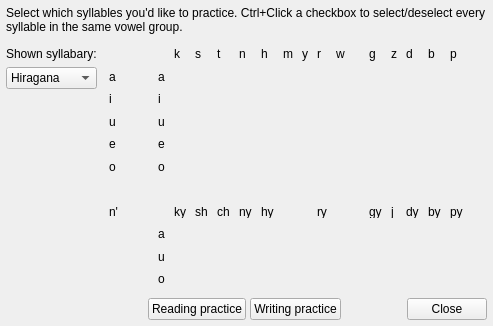
First picture: the form in kanapracticesettingsform.ui, repository z1dev/zkanji, before the edit.
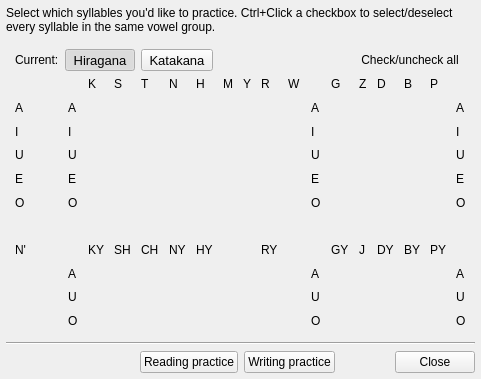
Second picture: the form after the edit. The open tabs and pages were chosen to show the change. Icons and pictures are not drawn.

Commit message: Updated the kana practice settings dialog. And added a checkall button.

The edit to the form file:
```diff
--- a/kanapracticesettingsform.ui
+++ b/kanapracticesettingsform.ui
@@ -6,8 +6,8 @@
    <rect>
     <x>0</x>
     <y>0</y>
-    <width>492</width>
-    <height>326</height>
+    <width>433</width>
+    <height>379</height>
    </rect>
   </property>
   <property name="sizePolicy">
@@ -20,10 +20,7 @@
    <string>zkanji</string>
   </property>
   <widget class="QWidget" name="centralwidget">
-   <layout class="QVBoxLayout" name="verticalLayout" stretch="0,1,0">
-    <property name="spacing">
-     <number>4</number>
-    </property>
+   <layout class="QVBoxLayout" name="verticalLayout">
     <property name="leftMargin">
      <number>6</number>
     </property>
@@ -48,23 +45,113 @@
     </item>
     <item>
      <widget class="QWidget" name="widget" native="true">
-      <layout class="QGridLayout" name="gridLayout_2">
+      <layout class="QVBoxLayout" name="verticalLayout_4">
+       <item>
+        <layout class="QHBoxLayout" name="horizontalLayout_3">
+         <item>
+          <widget class="QLabel" name="label_116">
+           <property name="text">
+            <string>Current:</string>
+           </property>
+          </widget>
+         </item>
+         <item>
+          <widget class="QToolButton" name="hiraButton">
+           <property name="font">
+            <font>
+             <pointsize>10</pointsize>
+            </font>
+           </property>
+           <property name="text">
+            <string>Hiragana</string>
+           </property>
+           <property name="checkable">
+            <bool>true</bool>
+           </property>
+           <property name="checked">
+            <bool>true</bool>
+           </property>
+           <property name="autoExclusive">
+            <bool>true</bool>
+           </property>
+          </widget>
+         </item>
+         <item>
+          <widget class="QToolButton" name="kataButton">
+           <property name="font">
+            <font>
+             <pointsize>10</pointsize>
+            </font>
+           </property>
+           <property name="text">
+            <string>Katakana</string>
+           </property>
+           <property name="checkable">
+            <bool>true</bool>
+           </property>
+           <property name="autoExclusive">
+            <bool>true</bool>
+           </property>
+          </widget>
+         </item>
+         <item>
+          <spacer name="horizontalSpacer_3">
+           <property name="orientation">
+            <enum>Qt::Horizontal</enum>
+           </property>
+           <property name="sizeHint" stdset="0">
+            <size>
+             <width>40</width>
+             <height>20</height>
+            </size>
+           </property>
+          </spacer>
+         </item>
+         <item>
+          <widget class="QToolButton" name="checkButton">
+           <property name="text">
+            <string>Check/uncheck all</string>
+           </property>
+           <property name="icon">
+            <iconset resource="Resources/resources.qrc">
+             <normaloff>:/checkall.svg</normaloff>:/checkall.svg</iconset>
+           </property>
+           <property name="iconSize">
+            <size>
+             <width>18</width>
+             <height>18</height>
+            </size>
+           </property>
+           <property name="autoRaise">
+            <bool>true</bool>
+           </property>
+          </widget>
+         </item>
+        </layout>
+       </item>
+       <item>
+        <widget class="QStackedWidget" name="stack">
+         <property name="currentIndex">
+          <number>0</number>
+         </property>
+         <widget class="QWidget" name="hiraPage">
+          <layout class="QVBoxLayout" name="verticalLayout_2">
        <property name="leftMargin">
         <number>0</number>
        </property>
        <property name="rightMargin">
-        <number>9</number>
-       </property>
-       <property name="horizontalSpacing">
-        <number>12</number>
-       </property>
-       <item row="0" column="1" rowspan="3">
-        <layout class="QGridLayout" name="gridLayout">
+            <number>0</number>
+           </property>
+           <property name="bottomMargin">
+            <number>0</number>
+           </property>
+           <item>
+            <layout class="QGridLayout" name="hiraLayout">
          <property name="spacing">
-          <number>9</number>
-         </property>
-         <item row="8" column="3">
-          <widget class="QLabel" name="label_30">
+              <number>10</number>
+             </property>
+             <item row="6" column="1">
+              <widget class="QLabel" name="label_33">
            <property name="text">
             <string>a</string>
            </property>
@@ -118,19 +205,6 @@
            </property>
           </widget>
          </item>
-         <item row="0" column="13">
-          <spacer name="verticalSpacer_2">
-           <property name="orientation">
-            <enum>Qt::Vertical</enum>
-           </property>
-           <property name="sizeHint" stdset="0">
-            <size>
-             <width>15</width>
-             <height>5</height>
-            </size>
-           </property>
-          </spacer>
-         </item>
          <item row="9" column="3">
           <widget class="QLabel" name="label_44">
            <property name="text">
@@ -243,18 +317,12 @@
            </property>
           </widget>
          </item>
-         <item row="0" column="19">
-          <spacer name="verticalSpacer">
-           <property name="orientation">
-            <enum>Qt::Vertical</enum>
-           </property>
-           <property name="sizeHint" stdset="0">
-            <size>
-             <width>15</width>
-             <height>5</height>
-            </size>
-           </property>
-          </spacer>
+             <item row="0" column="18">
+              <widget class="QLabel" name="label_16">
+               <property name="text">
+                <string>p</string>
+               </property>
+              </widget>
          </item>
          <item row="0" column="14">
           <widget class="QLabel" name="label_12">
@@ -389,49 +457,490 @@
            </property>
           </widget>
          </item>
-        </layout>
-       </item>
-       <item row="0" column="0">
+             <item row="8" column="19">
+              <widget class="QLabel" name="label_111">
+               <property name="text">
+                <string>a</string>
+               </property>
+              </widget>
+             </item>
+             <item row="5" column="13">
+              <widget class="QLabel" name="label_108">
+               <property name="text">
+                <string>o</string>
+               </property>
+              </widget>
+             </item>
+             <item row="10" column="19">
+              <widget class="QLabel" name="label_115">
+               <property name="text">
+                <string>o</string>
+               </property>
+              </widget>
+             </item>
+             <item row="9" column="19">
+              <widget class="QLabel" name="label_113">
+               <property name="text">
+                <string>u</string>
+               </property>
+              </widget>
+             </item>
+             <item row="10" column="13">
+              <widget class="QLabel" name="label_114">
+               <property name="text">
+                <string>o</string>
+               </property>
+              </widget>
+             </item>
+            </layout>
+           </item>
+          </layout>
+         </widget>
+         <widget class="QWidget" name="kataPage">
+          <layout class="QVBoxLayout" name="verticalLayout_3">
+           <property name="leftMargin">
+            <number>0</number>
+           </property>
+           <property name="topMargin">
+            <number>0</number>
+           </property>
+           <property name="rightMargin">
+            <number>0</number>
+           </property>
+           <property name="bottomMargin">
+            <number>0</number>
+           </property>
+           <item>
+            <layout class="QGridLayout" name="kataLayout">
+             <property name="spacing">
+              <number>10</number>
+             </property>
+             <item row="8" column="3">
+              <widget class="QLabel" name="label_34">
+               <property name="text">
+                <string>A</string>
+               </property>
+              </widget>
+             </item>
+             <item row="7" column="16">
+              <widget class="QLabel" name="label_35">
+               <property name="text">
+                <string>DY</string>
+               </property>
+              </widget>
+             </item>
+             <item row="10" column="3">
+              <widget class="QLabel" name="label_47">
+               <property name="text">
+                <string>O</string>
+               </property>
+              </widget>
+             </item>
+             <item row="7" column="18">
+              <widget class="QLabel" name="label_36">
+               <property name="text">
+                <string>PY</string>
+               </property>
+              </widget>
+             </item>
+             <item row="1" column="2">
+              <spacer name="verticalSpacer_4">
+               <property name="orientation">
+                <enum>Qt::Vertical</enum>
+               </property>
+               <property name="sizeHint" stdset="0">
+                <size>
+                 <width>15</width>
+                 <height>5</height>
+                </size>
+               </property>
+              </spacer>
+             </item>
+             <item row="7" column="17">
+              <widget class="QLabel" name="label_37">
+               <property name="text">
+                <string>BY</string>
+               </property>
+              </widget>
+             </item>
+             <item row="1" column="0">
+              <widget class="QLabel" name="label_38">
+               <property name="text">
+                <string>A</string>
+               </property>
+              </widget>
+             </item>
+             <item row="9" column="3">
+              <widget class="QLabel" name="label_45">
+               <property name="text">
+                <string>U</string>
+               </property>
+              </widget>
+             </item>
+             <item row="5" column="0">
+              <widget class="QLabel" name="label_52">
+               <property name="text">
+                <string>O</string>
+               </property>
+              </widget>
+             </item>
+             <item row="3" column="0">
+              <widget class="QLabel" name="label_53">
+               <property name="text">
+                <string>U</string>
+               </property>
+              </widget>
+             </item>
+             <item row="2" column="0">
+              <widget class="QLabel" name="label_54">
+               <property name="text">
+                <string>I</string>
+               </property>
+              </widget>
+             </item>
+             <item row="7" column="11">
+              <widget class="QLabel" name="label_39">
+               <property name="text">
+                <string>RY</string>
+               </property>
+              </widget>
+             </item>
+             <item row="4" column="0">
+              <widget class="QLabel" name="label_55">
+               <property name="text">
+                <string>E</string>
+               </property>
+              </widget>
+             </item>
+             <item row="0" column="1">
+              <widget class="QLabel" name="label_56">
+               <property name="text">
+                <string/>
+               </property>
+              </widget>
+             </item>
+             <item row="0" column="7">
         <widget class="QLabel" name="label_17">
          <property name="text">
-          <string>Shown syllabary:</string>
+                <string>N</string>
          </property>
         </widget>
        </item>
-       <item row="1" column="0">
-        <widget class="QComboBox" name="kanaCBox">
-         <property name="sizePolicy">
-          <sizepolicy hsizetype="Expanding" vsizetype="Fixed">
-           <horstretch>0</horstretch>
-           <verstretch>0</verstretch>
-          </sizepolicy>
-         </property>
-         <item>
+             <item row="0" column="8">
+              <widget class="QLabel" name="label_57">
+               <property name="text">
+                <string>H</string>
+               </property>
+              </widget>
+             </item>
+             <item row="0" column="9">
+              <widget class="QLabel" name="label_58">
           <property name="text">
-           <string>Hiragana</string>
-          </property>
-         </item>
-         <item>
+                <string>M</string>
+               </property>
+              </widget>
+             </item>
+             <item row="0" column="6">
+              <widget class="QLabel" name="label_59">
           <property name="text">
-           <string>Katakana</string>
-          </property>
-         </item>
-        </widget>
-       </item>
-       <item row="2" column="0">
-        <spacer name="verticalSpacer_5">
+                <string>T</string>
+               </property>
+              </widget>
+             </item>
+             <item row="0" column="4">
+              <widget class="QLabel" name="label_60">
+               <property name="text">
+                <string>K</string>
+               </property>
+              </widget>
+             </item>
+             <item row="0" column="16">
+              <widget class="QLabel" name="label_61">
+               <property name="text">
+                <string>D</string>
+               </property>
+              </widget>
+             </item>
+             <item row="0" column="18">
+              <widget class="QLabel" name="label_62">
+               <property name="text">
+                <string>P</string>
+               </property>
+              </widget>
+             </item>
+             <item row="0" column="15">
+              <widget class="QLabel" name="label_63">
+               <property name="text">
+                <string>Z</string>
+               </property>
+              </widget>
+             </item>
+             <item row="0" column="17">
+              <widget class="QLabel" name="label_64">
+               <property name="text">
+                <string>B</string>
+               </property>
+              </widget>
+             </item>
+             <item row="0" column="14">
+              <widget class="QLabel" name="label_65">
+               <property name="text">
+                <string>G</string>
+               </property>
+              </widget>
+             </item>
+             <item row="0" column="11">
+              <widget class="QLabel" name="label_66">
+               <property name="text">
+                <string>R</string>
+               </property>
+              </widget>
+             </item>
+             <item row="1" column="3">
+              <widget class="QLabel" name="label_67">
+               <property name="text">
+                <string>A</string>
+               </property>
+              </widget>
+             </item>
+             <item row="0" column="12">
+              <widget class="QLabel" name="label_68">
+               <property name="text">
+                <string>W</string>
+               </property>
+              </widget>
+             </item>
+             <item row="7" column="4">
+              <widget class="QLabel" name="label_69">
+               <property name="text">
+                <string>KY</string>
+               </property>
+              </widget>
+             </item>
+             <item row="0" column="5">
+              <widget class="QLabel" name="label_70">
+               <property name="text">
+                <string>S</string>
+               </property>
+              </widget>
+             </item>
+             <item row="0" column="10">
+              <widget class="QLabel" name="label_71">
+               <property name="text">
+                <string>Y</string>
+               </property>
+              </widget>
+             </item>
+             <item row="7" column="7">
+              <widget class="QLabel" name="label_72">
+               <property name="text">
+                <string>NY</string>
+               </property>
+              </widget>
+             </item>
+             <item row="2" column="3">
+              <widget class="QLabel" name="label_73">
+               <property name="text">
+                <string>I</string>
+               </property>
+              </widget>
+             </item>
+             <item row="5" column="3">
+              <widget class="QLabel" name="label_74">
+               <property name="text">
+                <string>O</string>
+               </property>
+              </widget>
+             </item>
+             <item row="3" column="3">
+              <widget class="QLabel" name="label_75">
+               <property name="text">
+                <string>U</string>
+               </property>
+              </widget>
+             </item>
+             <item row="7" column="8">
+              <widget class="QLabel" name="label_76">
+               <property name="text">
+                <string>HY</string>
+               </property>
+              </widget>
+             </item>
+             <item row="7" column="5">
+              <widget class="QLabel" name="label_77">
+               <property name="text">
+                <string>SH</string>
+               </property>
+              </widget>
+             </item>
+             <item row="7" column="6">
+              <widget class="QLabel" name="label_78">
+               <property name="text">
+                <string>CH</string>
+               </property>
+              </widget>
+             </item>
+             <item row="4" column="3">
+              <widget class="QLabel" name="label_79">
+               <property name="text">
+                <string>E</string>
+               </property>
+              </widget>
+             </item>
+             <item row="7" column="15">
+              <widget class="QLabel" name="label_80">
+               <property name="text">
+                <string>J</string>
+               </property>
+              </widget>
+             </item>
+             <item row="7" column="14">
+              <widget class="QLabel" name="label_81">
+               <property name="text">
+                <string>GY</string>
+               </property>
+              </widget>
+             </item>
+             <item row="7" column="0">
+              <widget class="QLabel" name="label_82">
+               <property name="text">
+                <string>N'</string>
+               </property>
+              </widget>
+             </item>
+             <item row="6" column="1">
+              <widget class="QLabel" name="label_83">
+               <property name="text">
+                <string/>
+               </property>
+              </widget>
+             </item>
+             <item row="1" column="13">
+              <widget class="QLabel" name="label_84">
+               <property name="text">
+                <string>A</string>
+               </property>
+              </widget>
+             </item>
+             <item row="1" column="19">
+              <widget class="QLabel" name="label_85">
+               <property name="text">
+                <string>A</string>
+               </property>
+              </widget>
+             </item>
+             <item row="2" column="13">
+              <widget class="QLabel" name="label_86">
+               <property name="text">
+                <string>I</string>
+               </property>
+              </widget>
+             </item>
+             <item row="2" column="19">
+              <widget class="QLabel" name="label_87">
+               <property name="text">
+                <string>I</string>
+               </property>
+              </widget>
+             </item>
+             <item row="3" column="13">
+              <widget class="QLabel" name="label_88">
+               <property name="text">
+                <string>U</string>
+               </property>
+              </widget>
+             </item>
+             <item row="3" column="19">
+              <widget class="QLabel" name="label_89">
+               <property name="text">
+                <string>U</string>
+               </property>
+              </widget>
+             </item>
+             <item row="4" column="13">
+              <widget class="QLabel" name="label_90">
+               <property name="text">
+                <string>E</string>
+               </property>
+              </widget>
+             </item>
+             <item row="4" column="19">
+              <widget class="QLabel" name="label_91">
+               <property name="text">
+                <string>E</string>
+               </property>
+              </widget>
+             </item>
+             <item row="5" column="13">
+              <widget class="QLabel" name="label_92">
+               <property name="text">
+                <string>O</string>
+               </property>
+              </widget>
+             </item>
+             <item row="5" column="19">
+              <widget class="QLabel" name="label_93">
+               <property name="text">
+                <string>O</string>
+               </property>
+              </widget>
+             </item>
+             <item row="8" column="13">
+              <widget class="QLabel" name="label_94">
+               <property name="text">
+                <string>A</string>
+               </property>
+              </widget>
+             </item>
+             <item row="8" column="19">
+              <widget class="QLabel" name="label_95">
+               <property name="text">
+                <string>A</string>
+               </property>
+              </widget>
+             </item>
+             <item row="9" column="13">
+              <widget class="QLabel" name="label_96">
+               <property name="text">
+                <string>U</string>
+               </property>
+              </widget>
+             </item>
+             <item row="10" column="13">
+              <widget class="QLabel" name="label_97">
+               <property name="text">
+                <string>O</string>
+               </property>
+              </widget>
+             </item>
+             <item row="9" column="19">
+              <widget class="QLabel" name="label_98">
+               <property name="text">
+                <string>U</string>
+               </property>
+              </widget>
+             </item>
+             <item row="10" column="19">
+              <widget class="QLabel" name="label_99">
+               <property name="text">
+                <string>O</string>
+               </property>
+              </widget>
+             </item>
+            </layout>
+           </item>
+          </layout>
+         </widget>
+        </widget>
+       </item>
+      </layout>
+     </widget>
+    </item>
+    <item>
+     <widget class="Line" name="line">
          <property name="orientation">
-          <enum>Qt::Vertical</enum>
-         </property>
-         <property name="sizeHint" stdset="0">
-          <size>
-           <width>20</width>
-           <height>165</height>
-          </size>
-         </property>
-        </spacer>
-       </item>
-      </layout>
+       <enum>Qt::Horizontal</enum>
+      </property>
      </widget>
     </item>
     <item>
```
Left out of the diff: 341 changed lines with no effect on the pictures. Lines whose indentation alone changed are shown as unchanged. The commit also changes 9 other files.
